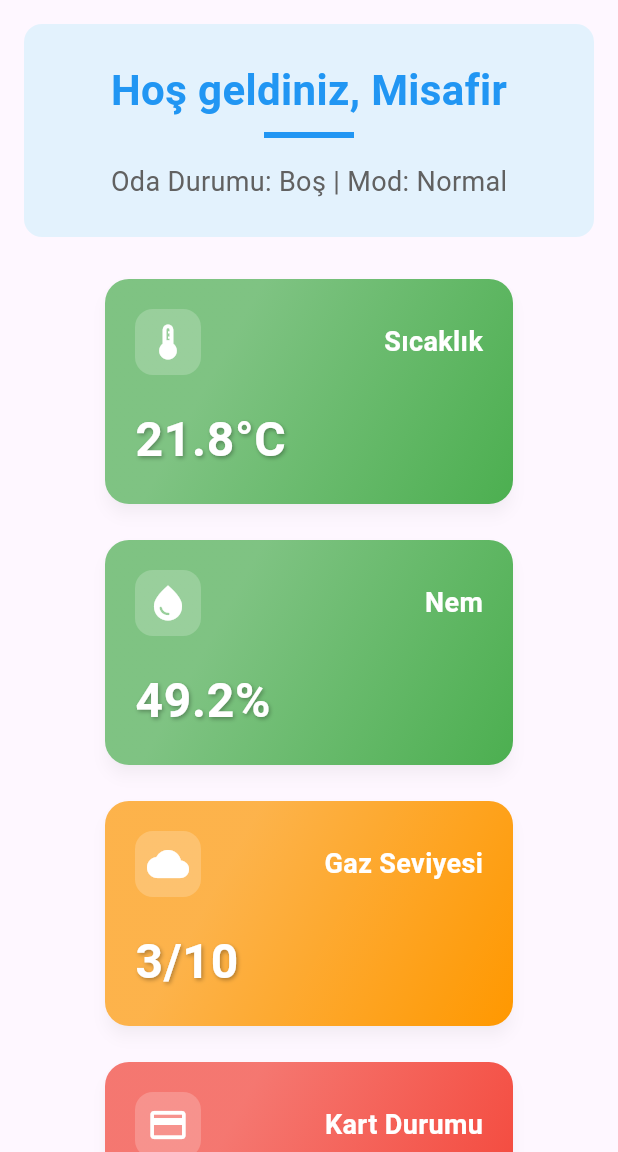
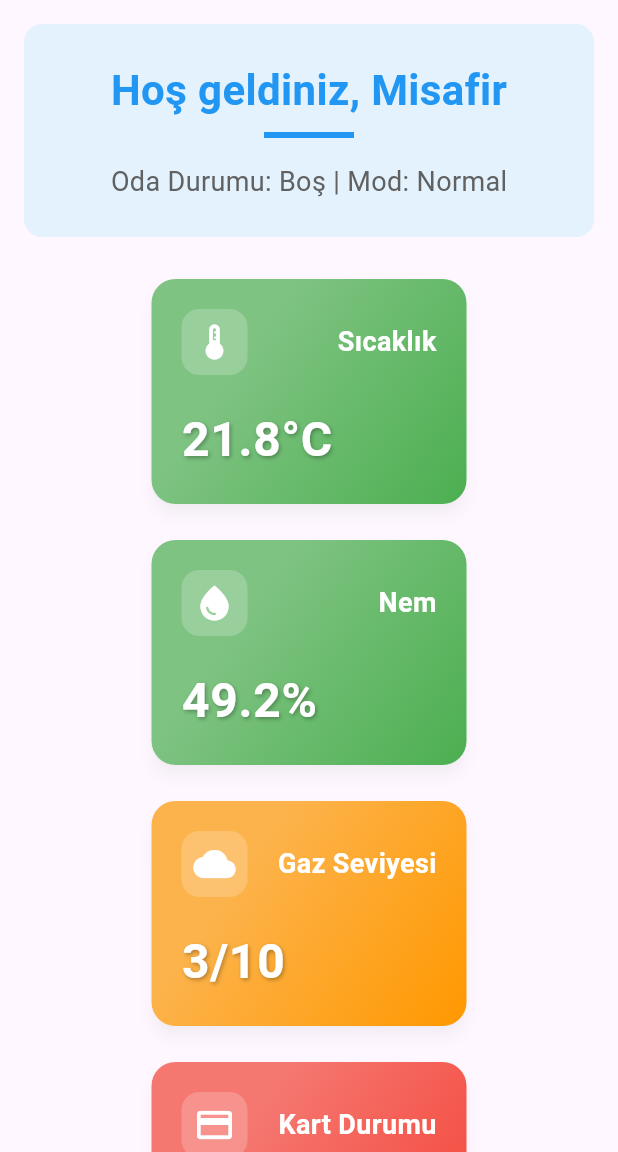
Before and after one commit to myavuzokumus/hotelmind, a Flutter app: the DashboardScreen screen opened directly with empty values, on a phone screen of 412 x 824 dp, the part 84-1236 px from its top. Run offline on Flutter 3.47's test engine with Material 3 defaults, Android fonts, the phone set to English and light mode, and no system bars; our stand-ins replace fl_chart, flutter_riverpod, go_router, package_info_plus, shared_preferences; missing offline and left inert: amplify_api, amplify_auth_cognito, amplify_core, amplify_flutter, qr_code_scanner_plus; accounts and stored records are empty.

Commit message:
Enhance UI responsiveness with adaptive navigation for small and large screens

```diff
--- a/lib/screens/dashboard_mixin.dart
+++ b/lib/screens/dashboard_mixin.dart
@@ -2,14 +2,14 @@ part of 'dashboard_screen.dart';
 
 mixin _DashboardMixin on ConsumerState<DashboardScreen> {
 
-  late final SensorService _sensorService;
   final RoomAutomationService _roomService = RoomAutomationService();
 
   final ValueNotifier<bool> _isLoggingOut = ValueNotifier<bool>(false);
   bool _isLoading = true;
   late String _roomId;
   late String _currentSessionId;
-  String _userName = 'Misafir';
+  late final SensorService _sensorService;
+  final String _userName = 'Misafir';
 
   // Sensör verileri listeleri
   final List<double> _temperatureHistory = [];
@@ -372,6 +372,7 @@ mixin _DashboardMixin on ConsumerState<DashboardScreen> {
     _cardSub.cancel();
     _eventSub.cancel();
     _isLoggingOut.dispose();
+    _sensorService.dispose();
     super.dispose();
   }
 
--- a/lib/screens/dashboard_screen.dart
+++ b/lib/screens/dashboard_screen.dart
@@ -398,7 +398,9 @@ class _DashboardScreenState extends ConsumerState<DashboardScreen> with _Dashboa
                       runSpacing: 16,
                       children: [
                         SizedBox(
-                          width: 280,
+                          width: MediaQuery.of(context).size.width > 1200
+                        ? 280 // Geniş ekranlarda sabit genişlik
+                        : 218,
                           child: RoomStatusCard(
                             title: 'Sıcaklık',
                             value: '${_currentTemperature.toStringAsFixed(1)}°C',
@@ -407,7 +409,9 @@ class _DashboardScreenState extends ConsumerState<DashboardScreen> with _Dashboa
                           ),
                         ),
                         SizedBox(
-                          width: 280,
+                          width: MediaQuery.of(context).size.width > 1200
+                              ? 280 // Geniş ekranlarda sabit genişlik
+                              : 218,
                           child: RoomStatusCard(
                             title: 'Nem',
                             value: '${_currentHumidity.toStringAsFixed(1)}%',
@@ -416,7 +420,9 @@ class _DashboardScreenState extends ConsumerState<DashboardScreen> with _Dashboa
                           ),
                         ),
                         SizedBox(
-                          width: 280,
+                          width: MediaQuery.of(context).size.width > 600
+                              ? 280 // Geniş ekranlarda sabit genişlik
+                              : 218,
                           child: RoomStatusCard(
                             title: 'Gaz Seviyesi',
                             value: '$_currentGasLevel/10',
@@ -425,7 +431,9 @@ class _DashboardScreenState extends ConsumerState<DashboardScreen> with _Dashboa
                           ),
                         ),
                         SizedBox(
-                          width: 280,
+                          width: MediaQuery.of(context).size.width > 600
+                              ? 280 // Geniş ekranlarda sabit genişlik
+                              : 218,
                           child: RoomStatusCard(
                             title: 'Kart Durumu',
                             value: _isCardInserted ? 'Takılı' : 'Takılı Değil',
@@ -506,7 +514,7 @@ class _DashboardScreenState extends ConsumerState<DashboardScreen> with _Dashboa
                             Wrap(
                               spacing: 16,
                               runSpacing: 16,
-                              alignment: WrapAlignment.center,
+                              alignment: WrapAlignment.start,
                               children: [
                                 ElevatedButton.icon(
                                   onPressed: _showCleaningRequestDialog,
```
Also changed, not shown: lib/app_scaffold.dart (+102 -31 lines), lib/screens/home_screen.dart (+1 -10 lines).
